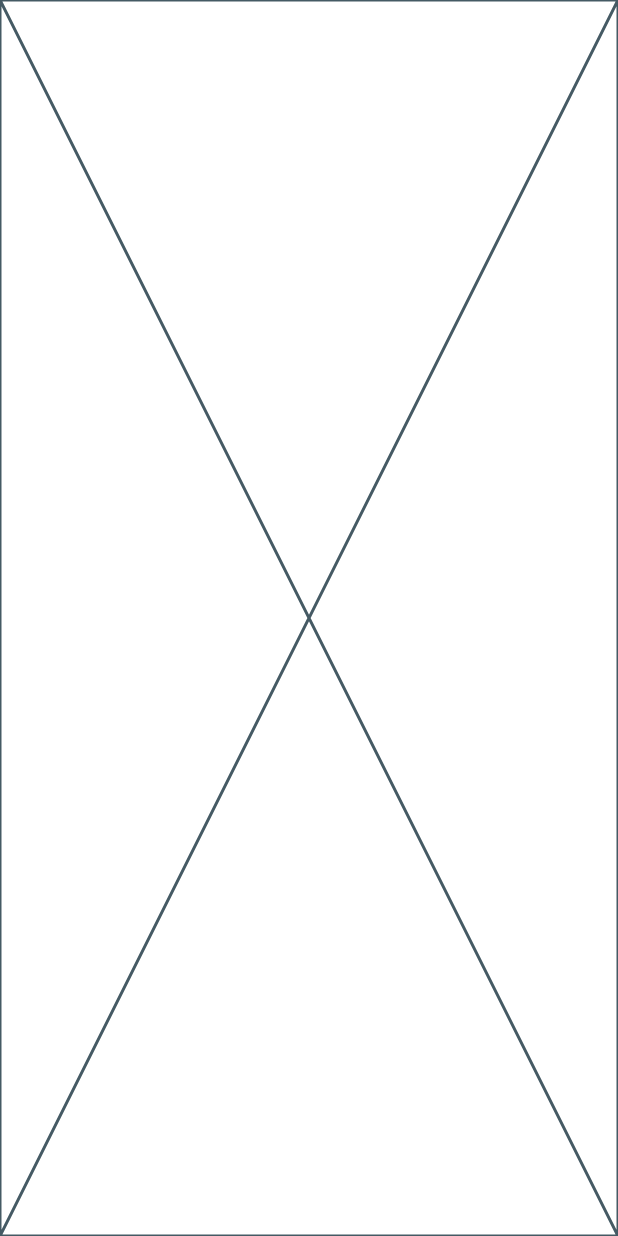
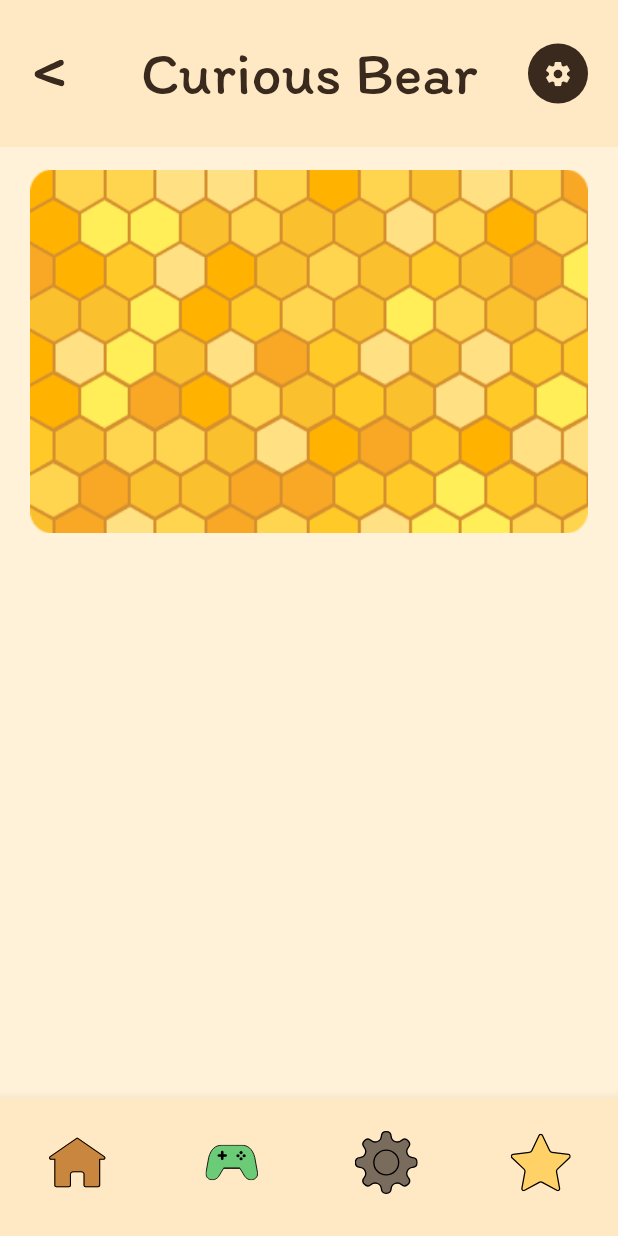
Before and after one commit to woacwoak/Educational-App, a Flutter app: the screen it shows after launch, item 2 of the bottom bar chosen, after a tap on the "settings" icon, on a phone screen of 412 x 824 dp. Run offline on Flutter 3.47's test engine with Material 3 defaults, Android fonts, the phone set to English and light mode, and no system bars; our stand-ins replace flutter_svg.

Commit message:
I added routing between all the pages except Memory game. Also, started working on Settings page

```diff
--- /dev/null
+++ b/educational_app/lib/pages/settings.dart
@@ -0,0 +1,33 @@
+import "package:curious_bear/widgets/navigation.dart";
+import "package:flutter/material.dart";
+import "../widgets/custom_app_bar.dart";
+
+class SettingsPage extends StatelessWidget {
+  const SettingsPage({super.key});
+
+  @override
+  Widget build(BuildContext context) {
+    return Scaffold(
+      appBar: appBar(context),
+      bottomNavigationBar: AppNavigationBar(),
+      backgroundColor: Color(0xffFFF2D9),
+
+      body: Center(
+        child: Column(
+          crossAxisAlignment: CrossAxisAlignment.stretch,
+          children: [
+          Padding(
+            padding: const EdgeInsets.symmetric(horizontal: 20, vertical: 15),
+            child: Image.asset(
+              'assets/images/honeycomb.png',
+              width: 400,
+              fit: BoxFit.contain,
+              ),
+
+            )
+          ],
+        ),
+      )
+    );
+  }
+}
--- a/educational_app/lib/widgets/custom_app_bar.dart
+++ b/educational_app/lib/widgets/custom_app_bar.dart
@@ -1,6 +1,6 @@
 import 'package:flutter/material.dart';
 import 'package:flutter_svg/flutter_svg.dart';
-import '../main.dart';
+import 'package:curious_bear/pages/settings.dart';
 
 AppBar appBar(BuildContext context) {
 
@@ -48,7 +48,7 @@ AppBar appBar(BuildContext context) {
             onPressed: () {
               Navigator.push(
                 context,
-                MaterialPageRoute(builder: (context) => const Placeholder()), // Replace with SettingsPage()
+                MaterialPageRoute(builder: (context) => const SettingsPage()),
               );
             },
             icon: const Icon(
--- a/educational_app/lib/widgets/navigation.dart
+++ b/educational_app/lib/widgets/navigation.dart
@@ -1,5 +1,6 @@
 import 'package:curious_bear/pages/games.dart';
 import 'package:curious_bear/pages/home.dart';
+import 'package:curious_bear/pages/settings.dart';
 import 'package:flutter/material.dart';
 import 'package:flutter_svg/flutter_svg.dart';
 
@@ -48,7 +49,7 @@ class AppNavigationBar extends StatelessWidget {
               height: 42,
             ),
             onPressed: () {
-              Navigator.push(context, MaterialPageRoute(builder: (context) => const Placeholder()));
+              Navigator.push(context, MaterialPageRoute(builder: (context) => const SettingsPage()));
             },
           ),
           label: '',
--- a/educational_app/pubspec.yaml
+++ b/educational_app/pubspec.yaml
@@ -82,6 +82,8 @@ flutter:
     - assets/icons/Math.svg
     - assets/icons/Brain.svg
     - assets/icons/Bulb.svg
+    # Image for Settings Page
+    - assets/images/honeycomb.png
 
 
 
```
Also changed, not shown: educational_app/assets/images/honeycomb.png (added), educational_app/lib/pages/progress.dart (added).
